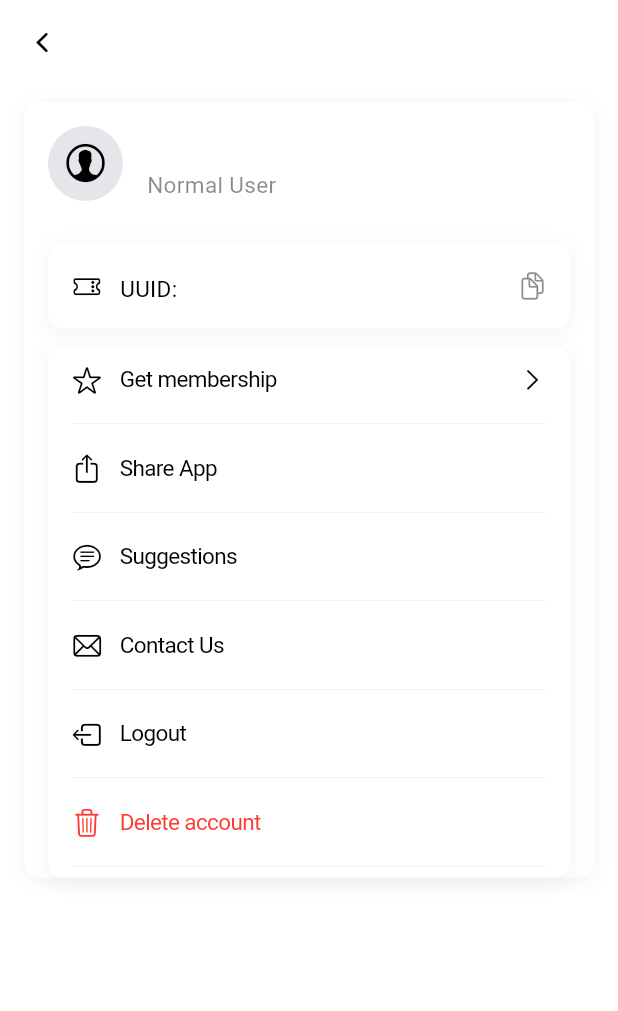
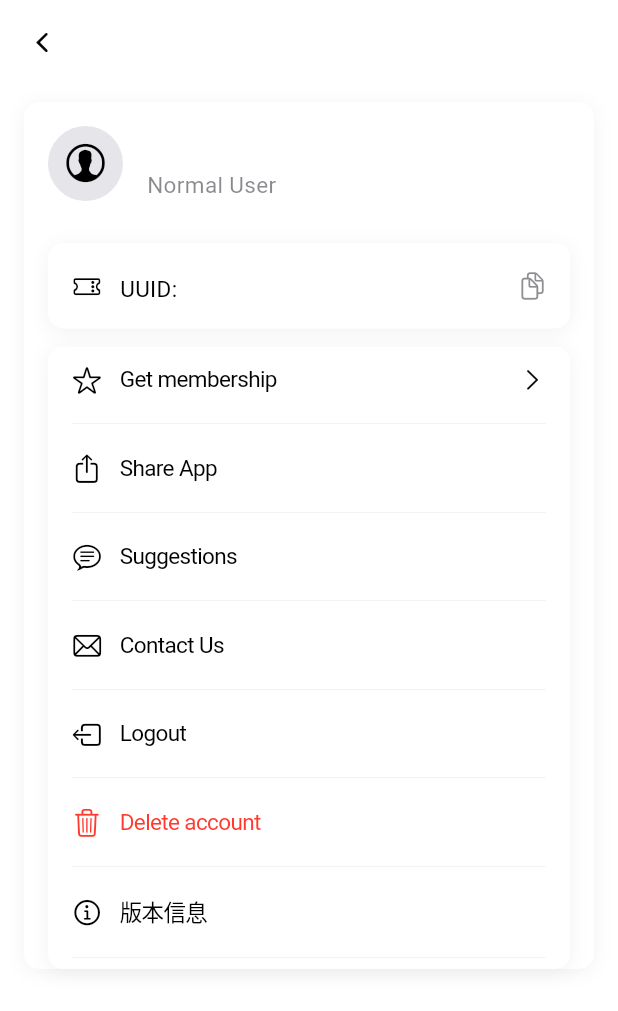
Before and after one commit to Howard0o0/aReminder, a Flutter app: the ProfileScreen screen opened directly, on a phone screen of 412 x 824 dp. Shown: the top 1011 px of the screen. Run offline on Flutter 3.47's test engine with Material 3 defaults, Android fonts, the phone set to English and light mode, and no system bars; our stand-ins replace awesome_notifications, device_info_plus, flutter_local_notifications, fluttertoast, package_info_plus, permission_handler and 3 more; missing offline and left inert: app_settings, flutter_foreground_task, workmanager; accounts and stored records are empty; generated files the repository leaves out were written again; network calls fail.

Commit message:
v1.2.0: add some features
- 将角标设置为逾期未完成事项数量
- 弹出通知提醒
- 通知栏里增加推迟按钮
- 在个人中心页面增加版本号显示

```diff
--- a/lib/main.dart
+++ b/lib/main.dart
@@ -148,6 +148,8 @@ void main() async {
     for (var reminder in futureReminders) {
       await notificationService.scheduleReminder(reminder);
     }
+
+    notificationService.updateBadgeCount(overdueReminders.length);
   } catch (e) {
     print('初始化失败: $e');
   }
--- a/lib/screens/home_screen.dart
+++ b/lib/screens/home_screen.dart
@@ -12,6 +12,7 @@ import 'lists_screen.dart';
 import 'profile_screen.dart';
 import '../services/version_service.dart';
 import '../services/api_service.dart';
+import '../services/notification_service.dart';
 
 class HomeScreen extends StatefulWidget {
   const HomeScreen({super.key});
@@ -32,6 +33,9 @@ class _HomeScreenState extends State<HomeScreen> {
   @override
   void initState() {
     super.initState();
+    Future.microtask(() async {
+      await NotificationService().requestRequiredPermissions();
+    });
     // 加载已有的提醒事项
     WidgetsBinding.instance.addPostFrameCallback((_) {
       context.read<RemindersProvider>().loadReminders();
--- a/lib/screens/profile_screen.dart
+++ b/lib/screens/profile_screen.dart
@@ -11,6 +11,7 @@ import '../utils/logger.dart';
 import 'package:flutter/services.dart';
 import 'get_membership_screen.dart';
 import '../services/advice_service.dart';
+import 'package:package_info_plus/package_info_plus.dart';
 
 const deviderThickness = 0.15;
 const deviderHeight = 15.0;
@@ -189,6 +190,31 @@ class _ProfileScreenState extends State<ProfileScreen>
             ),
           ],
         ),
+      ),
+    );
+  }
+
+  Future<void> _showVersionDialog(BuildContext context) async {
+    final l10n = AppLocalizations.of(context)!;
+    final packageInfo = await PackageInfo.fromPlatform();
+
+    if (!mounted) return;
+
+    showCupertinoDialog(
+      context: context,
+      builder: (context) => CupertinoAlertDialog(
+        title: const Text('版本信息'),
+        content: Text('${packageInfo.version} (${packageInfo.buildNumber})'),
+        actions: [
+          CupertinoDialogAction(
+            child: const Text('OK'),
+            onPressed: () => Navigator.pop(context),
+            isDefaultAction: true,
+            textStyle: const TextStyle(
+              color: CupertinoColors.black,
+            ),
+          ),
+        ],
       ),
     );
   }
@@ -703,6 +729,37 @@ class _ProfileScreenState extends State<ProfileScreen>
                                     endIndent: 16,
                                   ),
                                 ],
+
+                                // 在联系我们按钮后面添加版本按钮
+                                CupertinoButton(
+                                  padding: const EdgeInsets.symmetric(
+                                      horizontal: 16, vertical: 12),
+                                  onPressed: () => _showVersionDialog(context),
+                                  child: Row(
+                                    children: [
+                                      const Icon(
+                                        CupertinoIcons.info_circle,
+                                        color: CupertinoColors.black,
+                                        size: 20,
+                                      ),
+                                      const SizedBox(width: 12),
+                                      Text(
+                                        '版本信息',
+                                        style: const TextStyle(
+                                          fontSize: 15,
+                                          color: CupertinoColors.black,
+                                        ),
+                                      ),
+                                    ],
+                                  ),
+                                ),
+                                const Divider(
+                                  height: deviderHeight,
+                                  thickness: deviderThickness,
+                                  color: CupertinoColors.separator,
+                                  indent: 16,
+                                  endIndent: 16,
+                                ),
                               ],
                             ),
                           ),
--- a/pubspec.yaml
+++ b/pubspec.yaml
@@ -16,7 +16,7 @@ publish_to: 'none' # Remove this line if you wish to publish to pub.dev
 # https://developer.apple.com/library/archive/documentation/General/Reference/InfoPlistKeyReference/Articles/CoreFoundationKeys.html
 # In Windows, build-name is used as the major, minor, and patch parts
 # of the product and file versions while build-number is used as the build suffix.
-version: 1.1.0+1
+version: 1.2.0+1
 
 environment:
   sdk: ^3.5.3
@@ -48,6 +48,7 @@ dependencies:
   http: ^1.1.0
   package_info_plus: ^8.1.0
   url_launcher: ^6.1.11
+  app_settings: ^5.1.1
 
 dev_dependencies:
   flutter_launcher_icons: ^0.13.1
```
Also changed, not shown: lib/controllers/notification_controller.dart (+22 -8 lines), lib/providers/reminders_provider.dart (+13 -1 lines), lib/services/notification_service.dart (+142 -11 lines), pubspec.lock.
